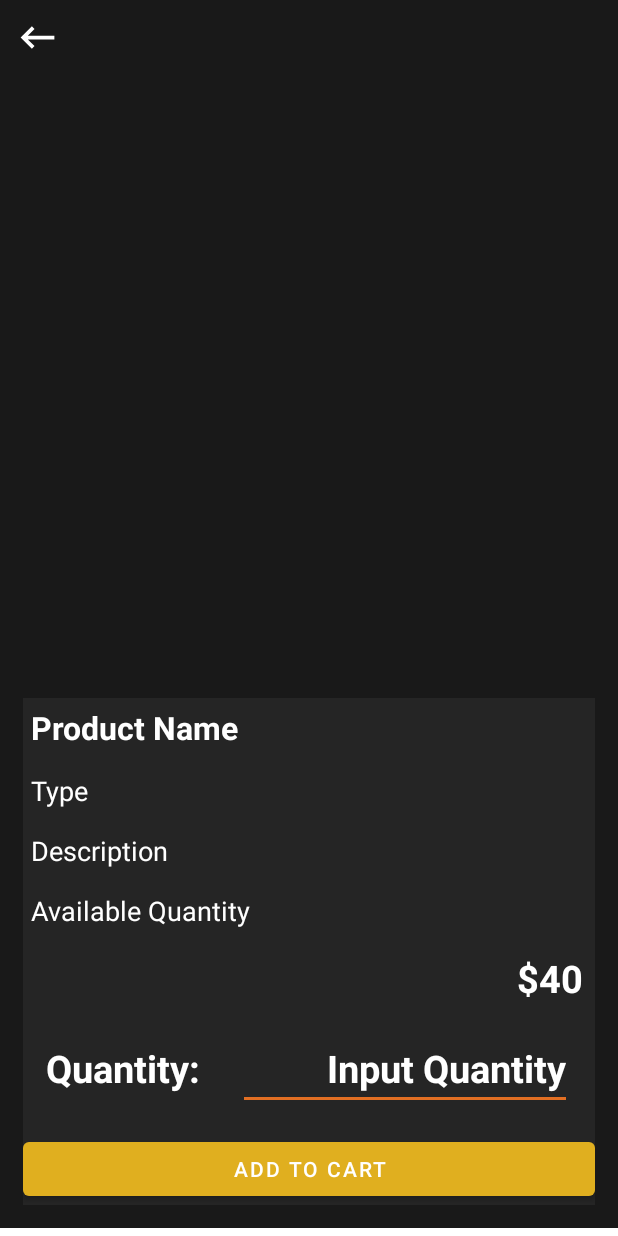
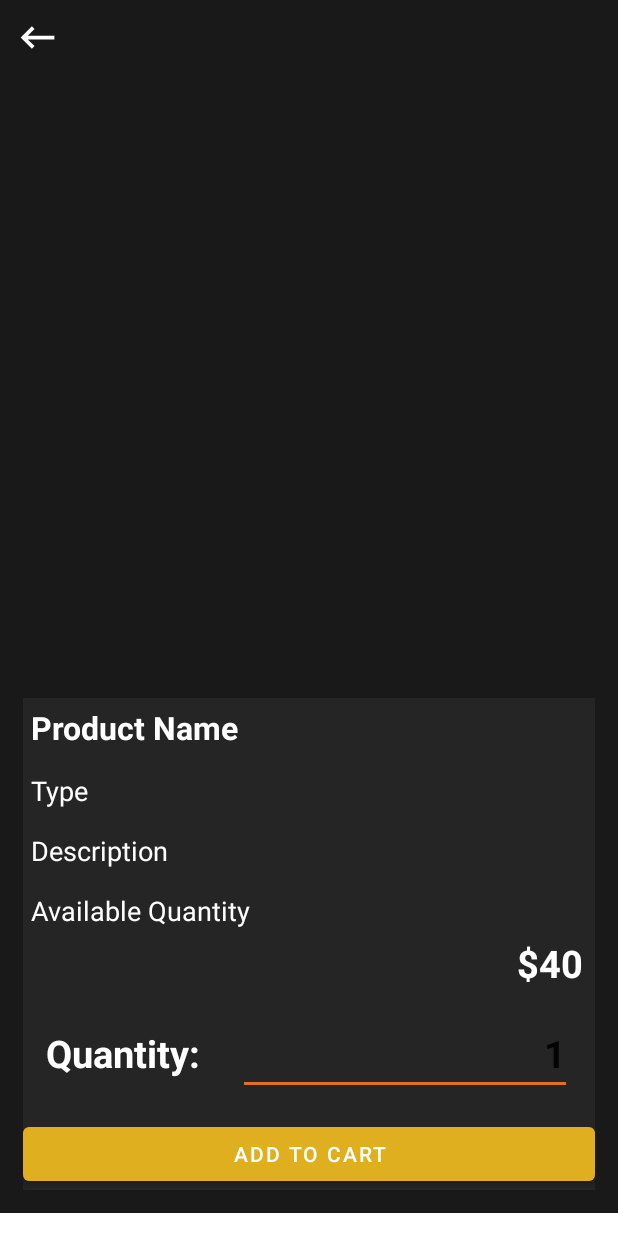
Before and after one commit to uan09/App, an Android app: the User_DisplayProductActivity screen opened directly, with no data from a screen before it, on a phone screen of 412 x 824 dp. Run offline under Robolectric (Android 15) with nearby library versions, the phone set to English and light mode, and no system bars; our stand-ins replace Firebase (no records; nobody signed in at launch, a user with empty details on screens opened directly); Roboto replaces fonts that are not available here; 1 statement that could not run was skipped.

```diff
--- a/app/src/main/java/com/example/app/Retail_DisplayProductActivity.java
+++ b/app/src/main/java/com/example/app/Retail_DisplayProductActivity.java
@@ -96,8 +96,8 @@ public class Retail_DisplayProductActivity extends AppCompatActivity {
         }
         Product_name.setText(product.getProduct_name());
         Product_description.setText(product.getProduct_description());
-        Product_type.setText(product.getProduct_type());
-        Product_quantity.setText(product.getProduct_quantity());
+        Product_type.setText("Type " + product.getProduct_type());
+        Product_quantity.setText("Quantity " + product.getProduct_quantity());
         Product_status.setText(product.getProduct_status());
         String formattedNumber = formatter.format(Long.valueOf((String)product.getProduct_price()));
         Product_price.setText("P"+formattedNumber);
--- a/app/src/main/res/layout/activity_browse_items.xml
+++ b/app/src/main/res/layout/activity_browse_items.xml
@@ -22,11 +22,11 @@
                 android:layout_width="wrap_content"
                 android:layout_height="wrap_content"
                 android:layout_marginEnd="24dp"
+                android:layout_marginStart="25dp"
                 android:fontFamily="@font/graduate"
-                android:layout_gravity="center"
                 android:text="Browse Items"
                 android:textColor="#000000"
-                android:textSize="25sp"
+                android:textSize="15dp"
                 tools:ignore="HardcodedText" />
             <ImageView
                 android:id="@+id/menu_search"
--- a/app/src/main/res/layout/activity_user_product_display.xml
+++ b/app/src/main/res/layout/activity_user_product_display.xml
@@ -3,6 +3,7 @@
     xmlns:tools="http://schemas.android.com/tools"
     android:layout_width="match_parent"
     android:layout_height="wrap_content"
+    xmlns:app="http://schemas.android.com/apk/res-auto"
     tools:context=".Retail_DisplayProductActivity">
 
     <LinearLayout
@@ -62,13 +63,13 @@
 
             <TextView
                 android:id="@+id/product_description"
-                android:layout_width="match_parent"
+                android:layout_width="360dp"
                 android:layout_height="wrap_content"
+                android:layout_marginStart="5dp"
                 android:layout_marginTop="15dp"
-                android:layout_marginStart="5dp"
                 android:layout_marginEnd="8dp"
+                android:text="Description"
                 android:textColor="@color/white"
-                android:text="Description"
                 android:textSize="18dp" />
 
             <TextView
@@ -86,7 +87,7 @@
                 android:id="@+id/product_price"
                 android:layout_width="match_parent"
                 android:layout_height="wrap_content"
-                android:layout_marginTop="15dp"
+                android:layout_marginTop="5dp"
                 android:layout_marginStart="5dp"
                 android:layout_marginEnd="8dp"
                 android:gravity="right"
@@ -130,8 +131,10 @@
                     android:gravity="right"
                     android:hint="Input Quantity"
                     android:textSize="25dp"
+                    android:text="1"
                     android:textColorHint="@color/white"
-                    android:textStyle="bold" />
+                    android:textStyle="bold"
+                    android:required="true"/>
             </LinearLayout>
             <Button
                 android:id="@+id/add_to_cart"
```
Also changed, not shown: app/src/main/java/com/example/app/User_DisplayProductActivity.java (+7 -3 lines).
